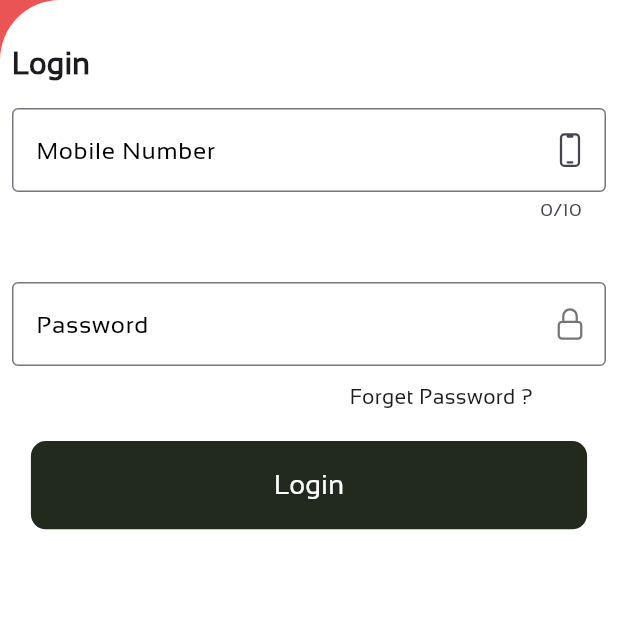
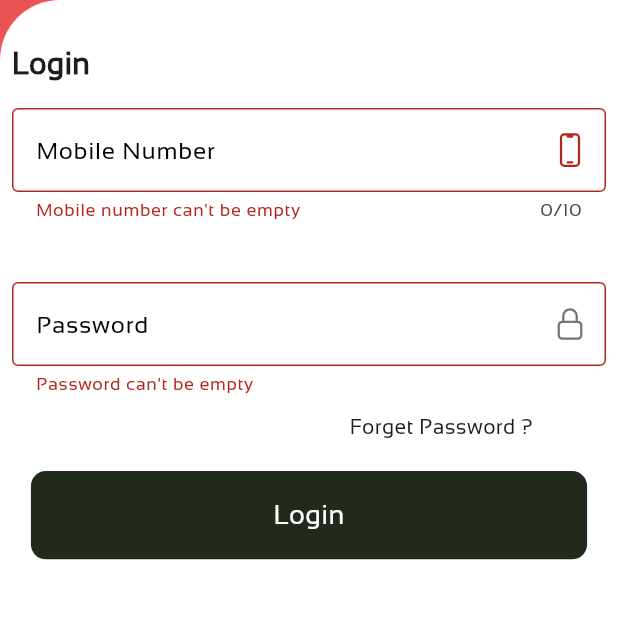
Before and after one commit to thirvusoft/Attendance_marker, a Flutter app: the Loginpage screen opened by its route, scrolled down 250 dp, after a tap on "Login", on a phone screen of 412 x 824 dp, the top half of it. Run offline on Flutter 3.47's test engine with Material 3 defaults, Android fonts, the phone set to English and light mode, and no system bars; our stand-ins replace battery_plus, cached_network_image, flutter_dotenv, flutter_phosphor_icons, geocoding, geolocator and 6 more; accounts and stored records are empty; network calls fail.

Commit message:
minor fixes & add animated button

```diff
--- a/lib/Page/loginpage.dart
+++ b/lib/Page/loginpage.dart
@@ -11,7 +11,7 @@ import 'package:get/get.dart';
 import 'package:heroicons/heroicons.dart';
 
 class Loginpage extends StatelessWidget {
-  final _loginFormkey = GlobalKey<FormState>();
+  final loginFormkey = GlobalKey<FormState>();
   final ApiService apiService = ApiService();
   final Batteryprecntage controller = Get.put(Batteryprecntage());
   final Databasehelper databasecontroller = Get.put(Databasehelper());
@@ -43,6 +43,8 @@ class Loginpage extends StatelessWidget {
               ),
               child: Padding(
                 padding: const EdgeInsets.all(8.0),
+                child: Form(
+                  key: loginFormkey,
                   child: Column(
                     children: [
                       const SizedBox(
@@ -66,7 +68,7 @@ class Loginpage extends StatelessWidget {
                         keyboardType: TextInputType.phone,
                         validator: (value) {
                           if (value == null || value.isEmpty) {
-                          return "Mobile Number can't be empty";
+                            return "Mobile number can't be empty";
                           } else if (value.length != 10) {
                             return "Invalid Mobile Number ";
                           }
@@ -113,7 +115,8 @@ class Loginpage extends StatelessWidget {
                         innerText: 'Login',
                         onPressed: () async {
                           FocusScope.of(context).unfocus();
-
+                          print(loginFormkey.currentState!.validate());
+                          if (loginFormkey.currentState!.validate()) {
                             final response = await apiService.get(
                                 "/api/method/thirvu__attendance.utils.api.api.login",
                                 {
@@ -126,26 +129,25 @@ class Loginpage extends StatelessWidget {
 
                               response.header['cookie'] =
                                   "${response.header['set-cookie'].toString()};";
-                          response.header.removeWhere((key, value) =>
-                              ["set-cookie", 'content-length'].contains(key));
+                              response.header.removeWhere((key, value) => [
+                                    "set-cookie",
+                                    'content-length'
+                                  ].contains(key));
 
                               var userImage =
                                   "${dotenv.env['API_URL']}${Response["image"].toString()}";
 
-                          final location = await databasecontroller.createUser(
+                              final location =
+                                  await databasecontroller.createUser(
                                       Response["full_name"],
                                       Response["role"],
                                       json.encode(response.header),
                                       userImage,
                                       Response["email"],
                                       Response["role"].toString());
-                          print(response.header['set-cookie'].toString());
-                          print("pppppppppppppppppppppppppppppppppppppp");
-                          print(Response["role"]);
-                          print(location);
-                          print(location[0]['role']);
+
                               if (location.length > 1) {
-                            final delete = await databasecontroller
+                                databasecontroller
                                     .deleteItem(location.last['id'] - 1);
                               }
                               if (Response["role"] == "Mobile admin user") {
@@ -177,7 +179,7 @@ class Loginpage extends StatelessWidget {
                                 icon: const HeroIcon(HeroIcons.xMark,
                                     color: Colors.white),
                                 snackPosition: SnackPosition.BOTTOM,
-                            backgroundColor: const Color(0xff35394e),
+                                backgroundColor: const Color(0xFF212A1D),
                                 borderRadius: 20,
                                 margin: const EdgeInsets.all(15),
                                 colorText: Colors.white,
@@ -186,6 +188,7 @@ class Loginpage extends StatelessWidget {
                                 forwardAnimationCurve: Curves.easeOutBack,
                               );
                             }
+                          }
                         },
                         backgroundColor: const Color(0xFF212A1D),
                       )
@@ -193,6 +196,7 @@ class Loginpage extends StatelessWidget {
                   ),
                 ),
               ),
+            )
           ],
         ),
       ),
--- a/lib/widgets/reusable_button.dart
+++ b/lib/widgets/reusable_button.dart
@@ -1,9 +1,10 @@
 import 'package:flutter/material.dart';
 
-class CustomFormButton extends StatelessWidget {
+class CustomFormButton extends StatefulWidget {
   final String innerText;
   final Color backgroundColor;
   final void Function()? onPressed;
+
   const CustomFormButton({
     Key? key,
     required this.innerText,
@@ -12,22 +13,70 @@ class CustomFormButton extends StatelessWidget {
   }) : super(key: key);
 
   @override
+  _CustomFormButtonState createState() => _CustomFormButtonState();
+}
+
+class _CustomFormButtonState extends State<CustomFormButton>
+    with SingleTickerProviderStateMixin {
+  late AnimationController _controller;
+  late Animation<double> _animation;
+
+  @override
+  void initState() {
+    super.initState();
+    _controller = AnimationController(
+      vsync: this,
+      duration: Duration(milliseconds: 300),
+    );
+
+    _animation = Tween<double>(begin: 1.0, end: 0.95).animate(
+      CurvedAnimation(parent: _controller, curve: Curves.easeInOut),
+    );
+
+    _controller.addListener(() {
+      setState(() {});
+    });
+
+    _controller.addStatusListener((status) {
+      if (status == AnimationStatus.completed) {
+        _controller.reverse();
+      }
+    });
+  }
+
+  @override
   Widget build(BuildContext context) {
     Size size = MediaQuery.of(context).size;
     return Container(
       width: size.width * 0.9,
       height: size.height / 14,
-      decoration: BoxDecoration(
-        color: backgroundColor,
-        borderRadius: BorderRadius.circular(10),
-      ),
-      child: TextButton(
-        onPressed: onPressed,
-        child: Text(
-          innerText,
-          style: const TextStyle(color: Colors.white, fontSize: 18),
+      child: InkResponse(
+        onTap: () {
+          _controller.forward();
+          widget.onPressed?.call();
+        },
+        child: ScaleTransition(
+          scale: _animation,
+          child: Container(
+            decoration: BoxDecoration(
+              color: widget.backgroundColor,
+              borderRadius: BorderRadius.circular(10),
+            ),
+            child: Center(
+              child: Text(
+                widget.innerText,
+                style: const TextStyle(color: Colors.white, fontSize: 18),
+              ),
+            ),
+          ),
         ),
       ),
     );
   }
+
+  @override
+  void dispose() {
+    _controller.dispose();
+    super.dispose();
+  }
 }
```
Also changed, not shown: lib/Page/homepage.dart (+9 -15 lines), 1 other file. Lines whose indentation alone changed are shown as unchanged.
